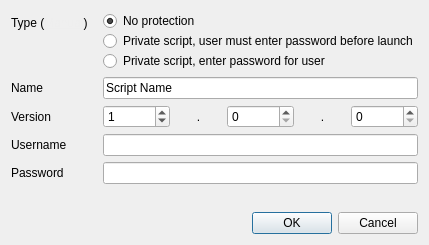
First picture: the form in Studio/compilewindow.ui, repository bablosoft/BAS, before the edit.
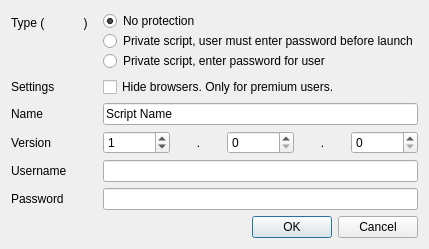
Second picture: the form after the edit. Icons and pictures are not drawn.

Diff of the .ui file:
```diff
--- a/Studio/compilewindow.ui
+++ b/Studio/compilewindow.ui
@@ -6,7 +6,7 @@
    <rect>
     <x>0</x>
     <y>0</y>
-    <width>384</width>
+    <width>393</width>
     <height>245</height>
    </rect>
   </property>
@@ -64,28 +64,28 @@
        </item>
       </layout>
      </item>
-     <item row="1" column="0">
+     <item row="2" column="0">
       <widget class="QLabel" name="label">
        <property name="text">
         <string>Name</string>
        </property>
       </widget>
      </item>
-     <item row="1" column="1">
+     <item row="2" column="1">
       <widget class="QLineEdit" name="lineEdit">
        <property name="text">
         <string notr="true">Script Name</string>
        </property>
       </widget>
      </item>
-     <item row="2" column="0">
+     <item row="3" column="0">
       <widget class="QLabel" name="label_2">
        <property name="text">
         <string>Version</string>
        </property>
       </widget>
      </item>
-     <item row="2" column="1">
+     <item row="3" column="1">
       <layout class="QHBoxLayout" name="horizontalLayout_3">
        <item>
         <widget class="QSpinBox" name="spinBox">
@@ -142,26 +142,40 @@
        </item>
       </layout>
      </item>
-     <item row="3" column="0">
+     <item row="4" column="0">
       <widget class="QLabel" name="label_7">
        <property name="text">
         <string>Username</string>
        </property>
       </widget>
      </item>
-     <item row="3" column="1">
+     <item row="4" column="1">
       <widget class="QLineEdit" name="UserName"/>
      </item>
-     <item row="4" column="0">
+     <item row="5" column="0">
       <widget class="QLabel" name="label_8">
        <property name="text">
         <string>Password</string>
        </property>
       </widget>
      </item>
-     <item row="4" column="1">
+     <item row="5" column="1">
       <widget class="QLineEdit" name="Password"/>
      </item>
+     <item row="1" column="0">
+      <widget class="QLabel" name="label_3">
+       <property name="text">
+        <string>Settings</string>
+       </property>
+      </widget>
+     </item>
+     <item row="1" column="1">
+      <widget class="QCheckBox" name="HideBrowsers">
+       <property name="text">
+        <string>Hide browsers. Only for premium users.</string>
+       </property>
+      </widget>
+     </item>
     </layout>
    </item>
    <item>
```
